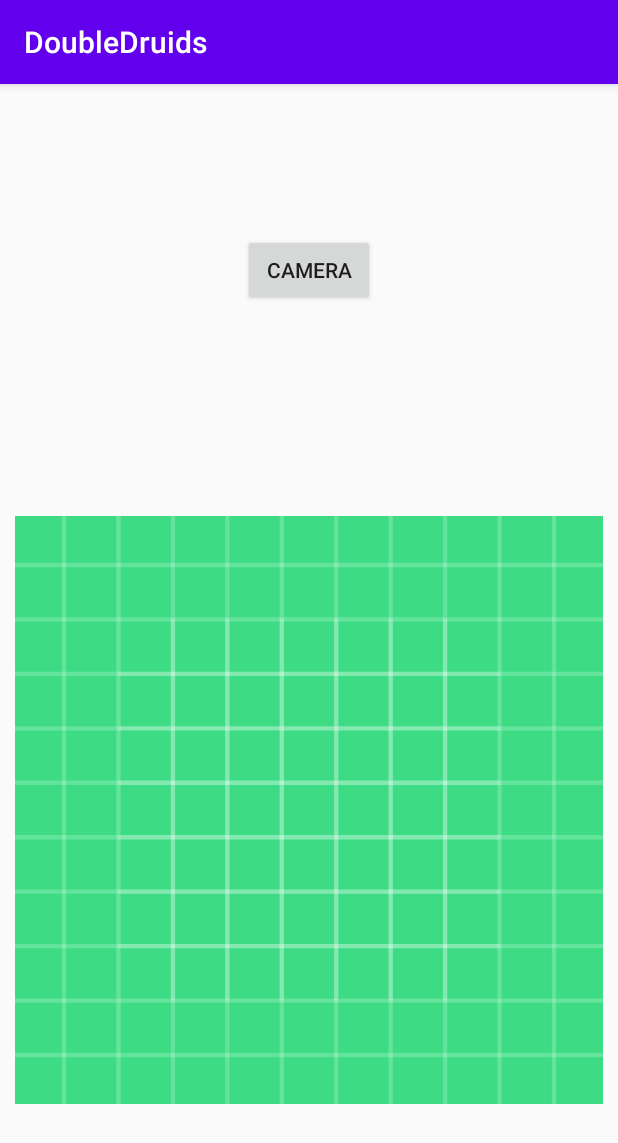
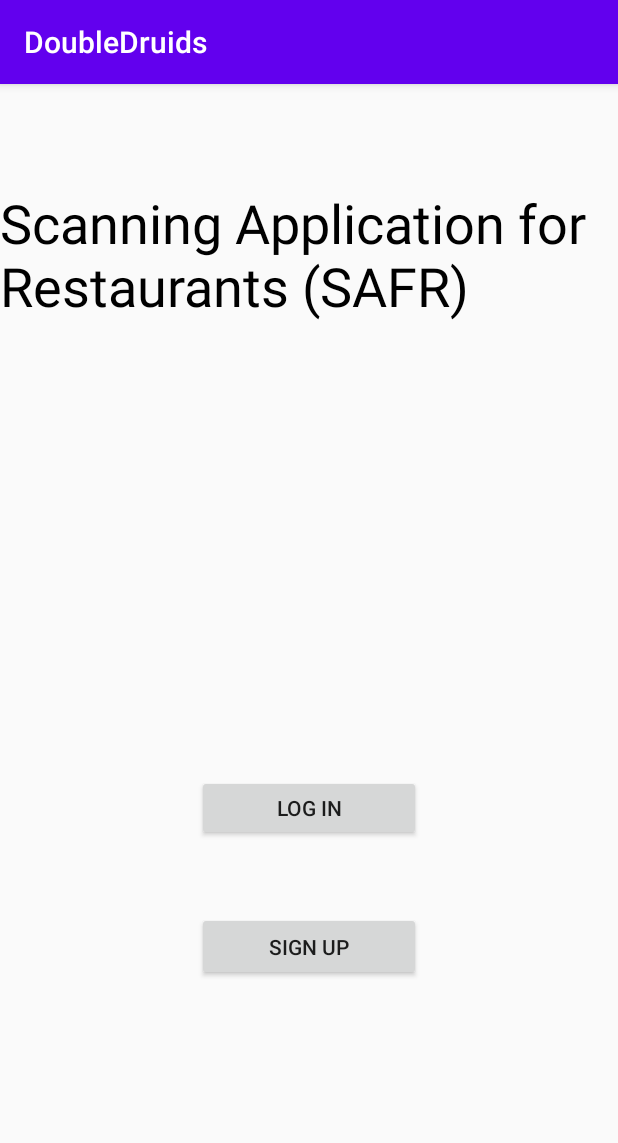
Before and after one commit to rammohant/MarginEdge-App, an Android app: the screen it shows after launch (MainActivity before the commit, bootActivity after it), on a phone screen of 412 x 824 dp. Shown: the top 1143 px of the screen. Run offline under Robolectric (Android 15) with nearby library versions, the phone set to English and light mode, and no system bars.

Commit message:
Activity movement working

```diff
--- a/DoubleDruids/app/build.gradle
+++ b/DoubleDruids/app/build.gradle
@@ -26,6 +26,9 @@ dependencies {
     implementation fileTree(dir: "libs", include: ["*.jar"])
     implementation 'androidx.appcompat:appcompat:1.2.0'
     implementation 'androidx.constraintlayout:constraintlayout:2.0.1'
+    implementation 'com.google.android.material:material:1.0.0'
+    implementation 'androidx.annotation:annotation:1.1.0'
+    implementation 'androidx.lifecycle:lifecycle-extensions:2.1.0'
     testImplementation 'junit:junit:4.12'
     androidTestImplementation 'androidx.test.ext:junit:1.1.2'
     androidTestImplementation 'androidx.test.espresso:espresso-core:3.3.0'
--- /dev/null
+++ b/DoubleDruids/app/src/main/java/com/example/doubledruids/bootActivity.java
@@ -0,0 +1,49 @@
+package com.example.doubledruids;
+
+import androidx.appcompat.app.AppCompatActivity;
+
+import android.content.Intent;
+import android.os.Bundle;
+import android.view.View;
+import android.widget.Button;
+
+import com.example.doubledruids.ui.login.LoginActivity;
+
+public class bootActivity extends AppCompatActivity {
+
+    private Button logInScreenButton;
+    private Button signUpScreenButton;
+
+    @Override
+    protected void onCreate(Bundle savedInstanceState) {
+        super.onCreate(savedInstanceState);
+        setContentView(R.layout.activity_boot);
+
+        logInScreenButton = (Button) findViewById(R.id.loginScreenbutton);
+        signUpScreenButton = (Button) findViewById(R.id.signUpScreenButton);
+
+        logInScreenButton.setOnClickListener(new View.OnClickListener() {
+            @Override
+            public void onClick(View v) {
+                openLoginScreen();
+            }
+        });
+        signUpScreenButton.setOnClickListener(new View.OnClickListener() {
+            @Override
+            public void onClick(View v) {
+                openSignUpScreen();
+            }
+        });
+
+    }
+
+    public void openLoginScreen() {
+        Intent intent = new Intent(this, loginActivity.class);
+        startActivity(intent);
+    }
+
+    public void openSignUpScreen() {
+        Intent intent = new Intent(this, signUpActivity.class);
+        startActivity(intent);
+    }
+}
--- /dev/null
+++ b/DoubleDruids/app/src/main/res/layout/activity_boot.xml
@@ -0,0 +1,53 @@
+<?xml version="1.0" encoding="utf-8"?>
+<androidx.constraintlayout.widget.ConstraintLayout xmlns:android="http://schemas.android.com/apk/res/android"
+    xmlns:app="http://schemas.android.com/apk/res-auto"
+    xmlns:tools="http://schemas.android.com/tools"
+    android:layout_width="match_parent"
+    android:layout_height="match_parent"
+    tools:context=".bootActivity">
+
+    <!--    <ImageView-->
+    <!--        android:id="@+id/logoimageView"-->
+    <!--        android:layout_width="257dp"-->
+    <!--        android:layout_height="282dp"-->
+    <!--        android:layout_marginTop="16dp"-->
+    <!--        app:layout_constraintEnd_toEndOf="parent"-->
+    <!--        app:layout_constraintStart_toStartOf="parent"-->
+    <!--        app:layout_constraintTop_toBottomOf="@+id/titleTextView"-->
+    <!--        app:srcCompat="@drawable/logforplayers" />-->
+
+    <TextView
+        android:id="@+id/titleTextView"
+        android:layout_width="wrap_content"
+        android:layout_height="wrap_content"
+        android:layout_marginTop="68dp"
+        android:text="Scanning Application for Restaurants (SAFR)"
+        android:textColor="#000000"
+        android:textSize="36sp"
+        app:layout_constraintEnd_toEndOf="parent"
+        app:layout_constraintHorizontal_bias="0.494"
+        app:layout_constraintStart_toStartOf="parent"
+        app:layout_constraintTop_toTopOf="parent" />
+
+    <Button
+        android:id="@+id/loginScreenbutton"
+        android:layout_width="149dp"
+        android:layout_height="44dp"
+        android:layout_marginStart="131dp"
+        android:layout_marginLeft="131dp"
+        android:layout_marginTop="302dp"
+        android:text="Log In"
+        app:layout_constraintStart_toStartOf="parent"
+        app:layout_constraintTop_toBottomOf="@+id/titleTextView" />
+
+    <Button
+        android:id="@+id/signUpScreenButton"
+        android:layout_width="149dp"
+        android:layout_height="46dp"
+        android:layout_marginStart="131dp"
+        android:layout_marginLeft="131dp"
+        android:layout_marginTop="47dp"
+        android:text="Sign Up"
+        app:layout_constraintStart_toStartOf="parent"
+        app:layout_constraintTop_toBottomOf="@+id/loginScreenbutton" />
+</androidx.constraintlayout.widget.ConstraintLayout>
```
Also changed, not shown: DoubleDruids/app/src/main/AndroidManifest.xml (+14 -7 lines), DoubleDruids/app/src/main/java/com/example/doubledruids/loginActivity.java (added, +14 -0 lines), DoubleDruids/app/src/main/java/com/example/doubledruids/signUpActivity.java (added, +14 -0 lines), DoubleDruids/app/src/main/res/layout/activity_login2.xml (added, +9 -0 lines), DoubleDruids/app/src/main/res/layout/activity_sign_up.xml (added, +9 -0 lines), DoubleDruids/app/src/main/res/values/strings.xml (+9 -0 lines).
